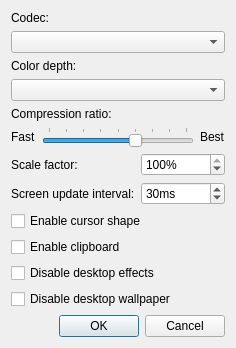
Above: source/client/ui/desktop_config_dialog.ui from dchapyshev/aspia before the change. Below: the same form after it.
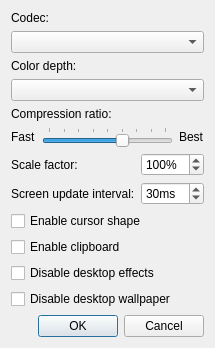
That is the form after the change.

What changed in the file:
```diff
--- a/source/client/ui/desktop_config_dialog.ui
+++ b/source/client/ui/desktop_config_dialog.ui
@@ -6,7 +6,7 @@
    <rect>
     <x>0</x>
     <y>0</y>
-    <width>236</width>
+    <width>199</width>
     <height>333</height>
    </rect>
   </property>
@@ -118,7 +118,7 @@
           <number>50</number>
          </property>
          <property name="maximum">
-          <number>100</number>
+          <number>150</number>
          </property>
          <property name="singleStep">
           <number>5</number>
```
